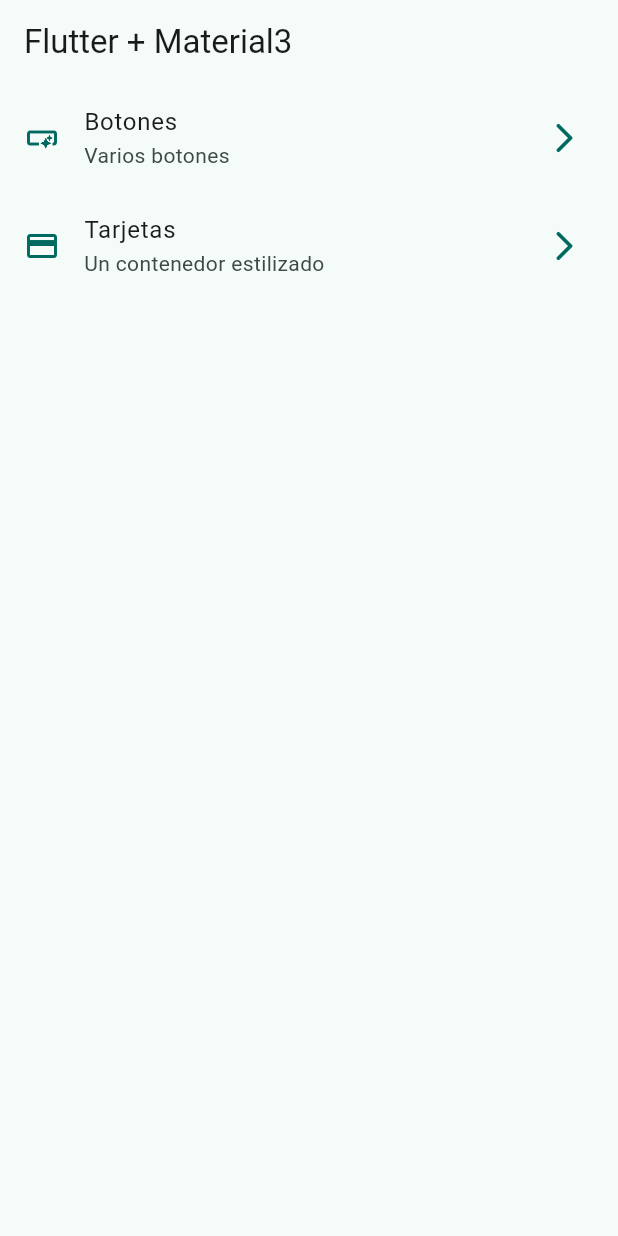
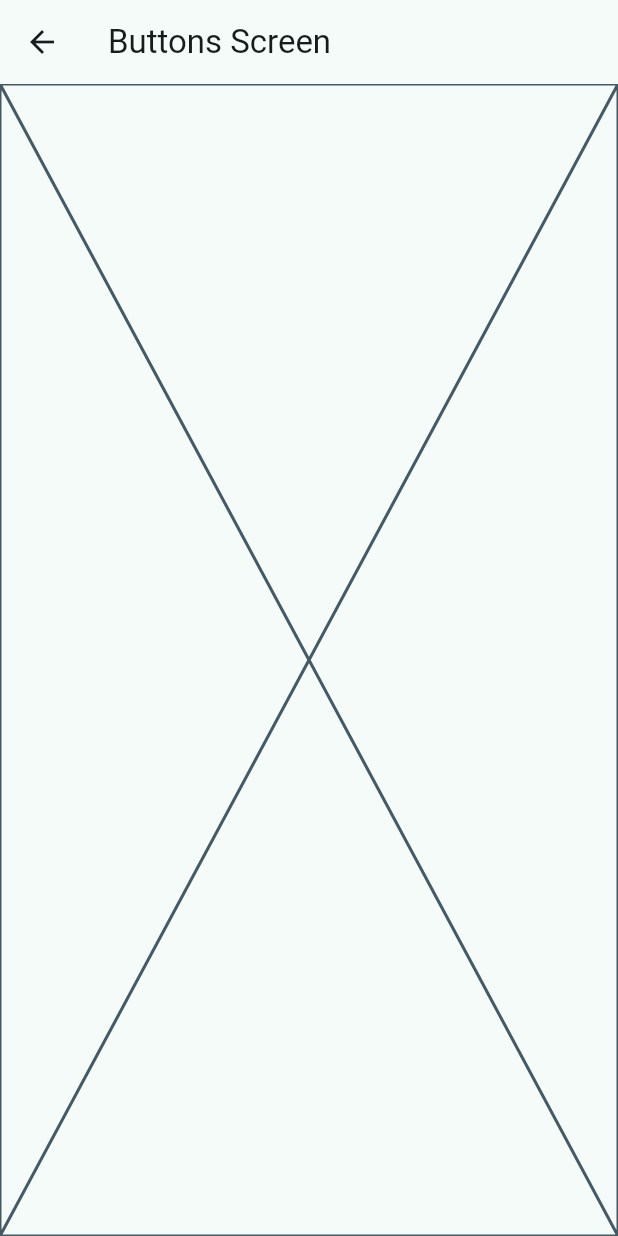
Before and after one commit to Programador2UVP/aplicacion_widgets, a Flutter app: the screen it shows after launch, after a tap on "Botones", on a phone screen of 412 x 824 dp. Run offline on Flutter 3.47's test engine with Material 3 defaults, Android fonts, the phone set to English and light mode, and no system bars; our stand-ins replace go_router.

Commit message:
Go router

```diff
--- a/lib/config/menu/menu_items.dart
+++ b/lib/config/menu/menu_items.dart
@@ -22,6 +22,6 @@ const appMenuItems = <MenuItem>[
   MenuItem(
       title: 'Tarjetas',
       subTitle: 'Un contenedor estilizado',
-      link: '/card',
+      link: '/cards',
       icon: Icons.credit_card),
 ];
--- /dev/null
+++ b/lib/config/router/app_router.dart
@@ -0,0 +1,20 @@
+import 'package:go_router/go_router.dart';
+
+import '../../presentation/screens/screens.dart';
+
+final appRouter = GoRouter(
+  routes: [
+    GoRoute(
+      path: '/',
+      builder: (context, state) => const HomeScreen(),
+    ),
+    GoRoute(
+      path: '/buttons',
+      builder: (context, state) => const ButtonsScreen(),
+    ),
+    GoRoute(
+      path: '/cards',
+      builder: (context, state) => const CardsScreen(),
+    ),
+  ],
+);
--- a/lib/main.dart
+++ b/lib/main.dart
@@ -1,6 +1,6 @@
 import 'package:flutter/material.dart';
+import 'package:widgets_app/config/router/app_router.dart';
 import 'package:widgets_app/config/theme/app_theme.dart';
-import 'package:widgets_app/presentation/screens/home/home_screen.dart';
 
 void main() {
   runApp(const MainApp());
@@ -11,10 +11,10 @@ class MainApp extends StatelessWidget {
 
   @override
   Widget build(BuildContext context) {
-    return MaterialApp(
+    return MaterialApp.router(
+      routerConfig: appRouter,
       debugShowCheckedModeBanner: false,
       theme: AppTheme(selectedColor: 1).getTheme(),
-      home: const HomeScreen(),
     );
   }
 }
--- /dev/null
+++ b/lib/presentation/screens/buttons/buttons_screen.dart
@@ -0,0 +1,15 @@
+import 'package:flutter/material.dart';
+
+class ButtonsScreen extends StatelessWidget {
+  const ButtonsScreen({super.key});
+
+  @override
+  Widget build(BuildContext context) {
+    return Scaffold(
+      appBar: AppBar(
+        title: const Text('Buttons Screen'),
+      ),
+      body: const Placeholder(),
+    );
+  }
+}
--- /dev/null
+++ b/lib/presentation/screens/cards/cards_screen.dart
@@ -0,0 +1,15 @@
+import 'package:flutter/material.dart';
+
+class CardsScreen extends StatelessWidget {
+  const CardsScreen({super.key});
+
+  @override
+  Widget build(BuildContext context) {
+    return Scaffold(
+      appBar: AppBar(
+        title: const Text('Cards Screen'),
+      ),
+      body: const Placeholder(),
+    );
+  }
+}
--- a/lib/presentation/screens/home/home_screen.dart
+++ b/lib/presentation/screens/home/home_screen.dart
@@ -1,5 +1,6 @@
 import 'package:flutter/material.dart';
 import 'package:widgets_app/config/menu/menu_items.dart';
+import 'package:go_router/go_router.dart';
 
 class HomeScreen extends StatelessWidget {
   const HomeScreen({super.key});
@@ -47,7 +48,12 @@ class _CustomListTile extends StatelessWidget {
         title: Text(menuItem.title),
         subtitle: Text(menuItem.subTitle),
         onTap: () {
-          //TODO: navegar a otra pantalla
+          // Navigator.of(context).push(MaterialPageRoute(
+          //   builder: (context) => const ButtonsScreen(),
+          // ));
+          // Navigator.pushNamed(context, menuItem.link);
+
+          context.push(menuItem.link);
         });
   }
 }
--- /dev/null
+++ b/lib/presentation/screens/screens.dart
@@ -0,0 +1,3 @@
+export 'package:widgets_app/presentation/screens/buttons/buttons_screen.dart';
+export 'package:widgets_app/presentation/screens/cards/cards_screen.dart';
+export 'package:widgets_app/presentation/screens/home/home_screen.dart';
```
Also changed, not shown: pubspec.yaml (+4 -12 lines), pubspec.lock.
